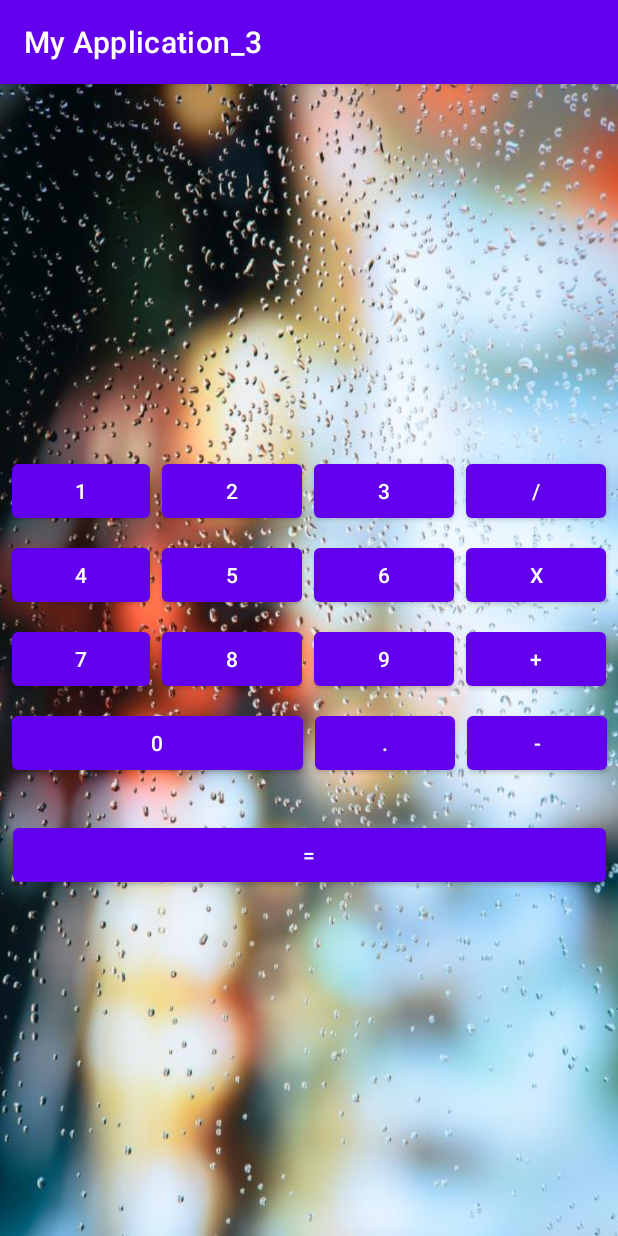
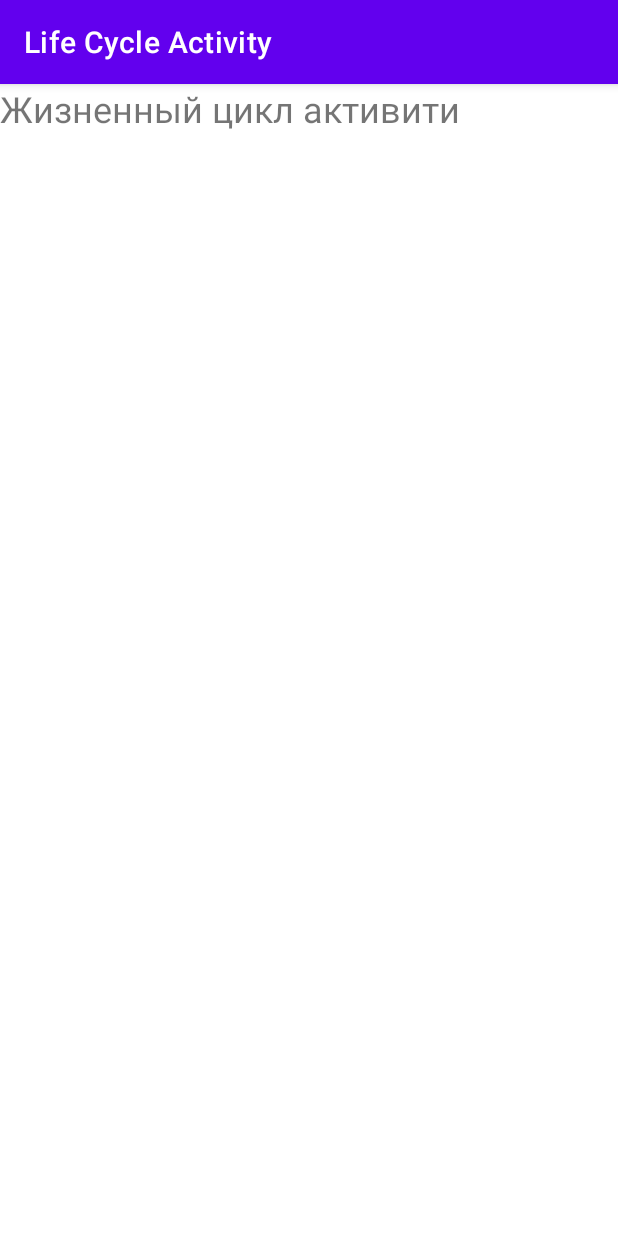
Before and after one commit to DenZar112/Lesson-3, an Android app: the screen it shows after launch (MainActivity), on a phone screen of 412 x 824 dp. Run offline under Robolectric (Android 15) with nearby library versions, the phone set to English and light mode, and no system bars.

Commit message:
"Lesson 3: Practice_Methods"

```diff
--- a/app/src/main/java/com/zarudin/myapplication_3/MainActivity.java
+++ b/app/src/main/java/com/zarudin/myapplication_3/MainActivity.java
@@ -1,8 +1,13 @@
 package com.zarudin.myapplication_3;
 
+import androidx.annotation.NonNull;
 import androidx.appcompat.app.AppCompatActivity;
+import androidx.core.app.TaskStackBuilder;
 
+import android.content.Context;
 import android.os.Bundle;
+import android.os.PersistableBundle;
+import android.widget.Toast;
 
 public class MainActivity extends AppCompatActivity {
 
@@ -10,5 +15,57 @@ public class MainActivity extends AppCompatActivity {
     protected void onCreate(Bundle savedInstanceState) {
         super.onCreate(savedInstanceState);
         setContentView(R.layout.activity_main);
-    } //todo
+
+        String InstanceState;
+        if (savedInstanceState == null){
+            InstanceState = "Первый запуск";
+        }else{
+            InstanceState = "Повторный запуск";
+        }
+
+        Toast.makeText(getApplicationContext(), InstanceState, Toast.LENGTH_SHORT).show();
+    }
+
+    @Override
+    protected void onStart() {
+        super.onStart();
+    }
+
+    @Override
+    protected void onRestoreInstanceState(@NonNull Bundle savedInstanceState) {
+        super.onRestoreInstanceState(savedInstanceState);
+    }
+
+    @Override
+    protected void onResume() {
+        super.onResume();
+    }
+
+    @Override
+    protected void onPause() {
+        super.onPause();
+    }
+
+    @Override
+    public void onSaveInstanceState(@NonNull Bundle outState, @NonNull PersistableBundle outPersistentState) {
+        super.onSaveInstanceState(outState, outPersistentState);
+    }
+
+    @Override
+    protected void onStop() {
+        super.onStop();
+    }
+
+
+
+    @Override
+    protected void onDestroy() {
+        super.onDestroy();
+    }
+
+
+
+
+
+
 }
--- a/app/src/main/res/layout/activity_main.xml
+++ b/app/src/main/res/layout/activity_main.xml
@@ -1,15 +1,19 @@
 <?xml version="1.0" encoding="utf-8"?>
-<androidx.constraintlayout.widget.ConstraintLayout xmlns:android="http://schemas.android.com/apk/res/android"
+<androidx.constraintlayout.widget.ConstraintLayout
+    xmlns:android="http://schemas.android.com/apk/res/android"
     xmlns:app="http://schemas.android.com/apk/res-auto"
     xmlns:tools="http://schemas.android.com/tools"
     android:layout_width="match_parent"
     android:layout_height="match_parent"
-    tools:context=".MainActivity"
-    android:background="@drawable/rain_drops_glass_evening_city_night_1641357_pxhere_com">
+    tools:context=".MainActivity">
 
 
-<include layout="@layout/activity_main_constraint"/>
-
-
-
+    <TextView
+        android:id="@+id/textView2"
+        android:layout_width="wrap_content"
+        android:layout_height="wrap_content"
+        android:text="@string/demo_life_cycle"
+        android:textSize="24sp"
+        tools:layout_editor_absoluteX="53dp"
+        tools:layout_editor_absoluteY="349dp" />
 </androidx.constraintlayout.widget.ConstraintLayout>
--- a/app/src/main/res/values/strings.xml
+++ b/app/src/main/res/values/strings.xml
@@ -1,5 +1,6 @@
 <resources>
-    <string name="app_name">My Application_3</string>
+    <string name="app_name">Life Cycle Activity</string>
+    <string name="demo_life_cycle">Жизненный цикл активити</string>
     <string name="_1">1</string>
     <string name="_2">2</string>
     <string name="_3">3</string>
```
